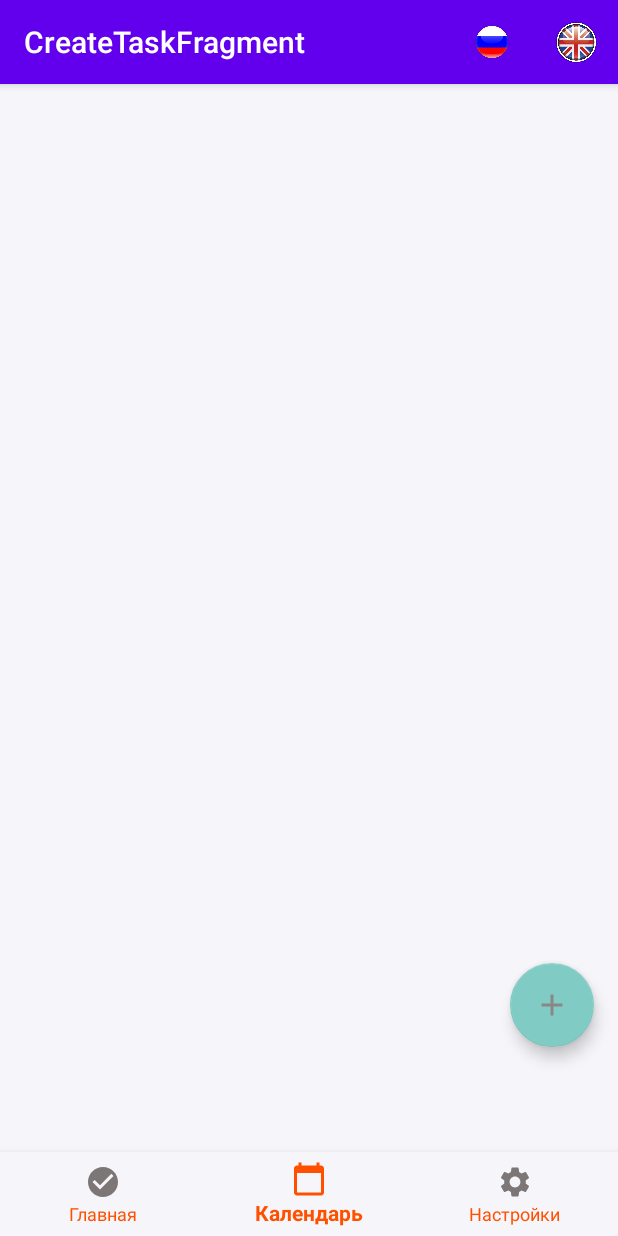
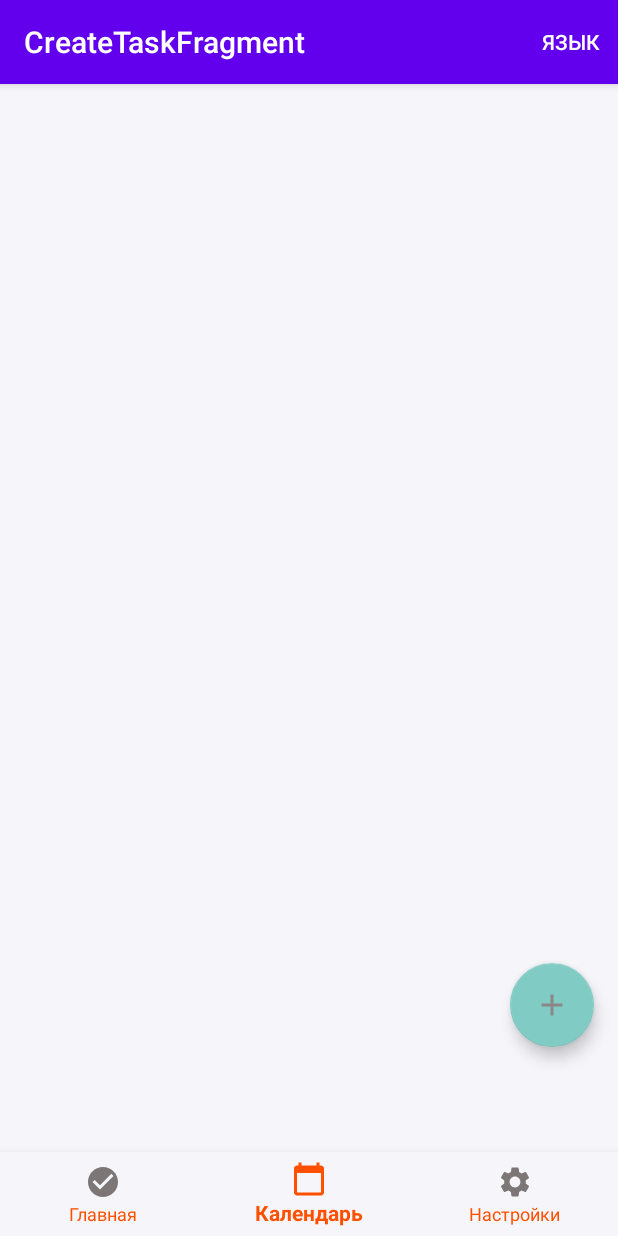
Before and after one commit to ErlanDZ/CreateTaskFragment, an Android app: the MainActivity screen opened directly, with no data from a screen before it, item 2 of the bottom bar chosen, on a phone screen of 412 x 824 dp. Run offline under Robolectric (Android 15) with nearby library versions, the phone set to English and light mode, and no system bars; our stand-ins replace Room's generated code, navigation-ui.

Commit message:
Добавил встроенные анимации на view в OnBoardFragment и добавил функцию по смене языка и сохранение выбора языка.

```diff
--- a/app/src/main/res/menu/main.xml
+++ b/app/src/main/res/menu/main.xml
@@ -5,12 +5,6 @@
         android:id="@+id/action_ru"
         android:title="@string/language"
         android:orderInCategory="100"
-        android:icon="@drawable/ru"
         app:showAsAction="ifRoom" />
-    <item
-        android:id="@+id/action_en"
-        android:title="@string/languageEN"
-        android:orderInCategory="200"
-        android:icon="@drawable/en"
-        app:showAsAction="ifRoom" />
+
 </menu>
--- a/app/src/main/res/values/strings.xml
+++ b/app/src/main/res/values/strings.xml
@@ -22,7 +22,7 @@
     <string name="skip">Пропустить</string>
     <string name="back">Назад</string>
     <string name="next">Следующий</string>
-    <string name="language">язык</string>
+    <string name="language">ЯЗЫК</string>
     <string name="languageEN">англ</string>
     <string name="title1">УПРАВЛЯЙ СВОЕЙ ЗАДАЧЕЙ</string>
     <string name="title1_1">Организуйте все свои дела в списках и календаре</string>
```
Also changed, not shown: 1 other file.
